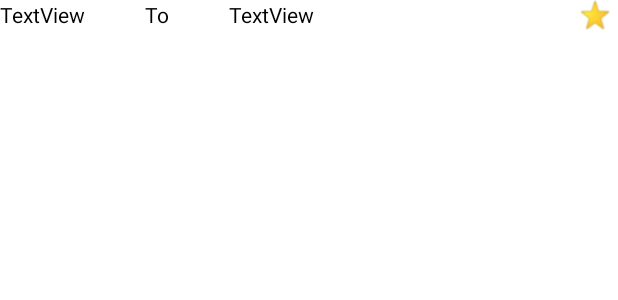
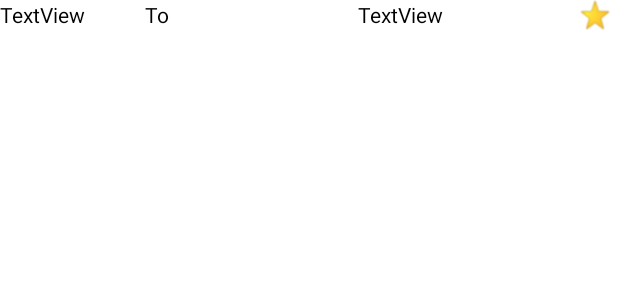
Before and after one commit to ismekakawin9/LinguaSnap, an Android app: the layout bookmarkitem.xml on its own in the app's theme, with its tools: preview values and no code run, on a phone screen of 412 x 824 dp. Shown: the top 300 px of the screen. Run offline under Robolectric (Android 15) with nearby library versions, the phone set to English and light mode, and no system bars.

Commit message:
Merged 1.9

```diff
--- a/app/src/main/res/layout/bookmarkitem.xml
+++ b/app/src/main/res/layout/bookmarkitem.xml
@@ -22,6 +22,7 @@
         android:layout_marginStart="40dp"
         android:text="TextView"
         android:textColor="@color/black"
+        app:layout_constraintEnd_toStartOf="@+id/guideline5"
         app:layout_constraintStart_toEndOf="@+id/textView4"
         tools:layout_editor_absoluteY="2dp" />
 
--- a/app/src/main/res/layout/itemuser.xml
+++ b/app/src/main/res/layout/itemuser.xml
@@ -14,6 +14,7 @@
         android:layout_marginStart="40dp"
         android:text="TextView"
         android:textColor="@color/black"
+        app:layout_constraintEnd_toStartOf="@+id/btn_like"
         app:layout_constraintStart_toEndOf="@+id/textView4"
         tools:layout_editor_absoluteY="2dp" />
 
```
